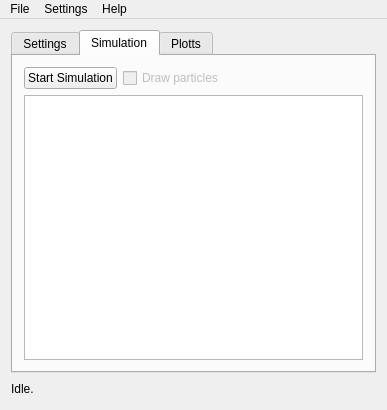
Old version of the form MD/mdmainwin.ui in the repository krikru/MD.
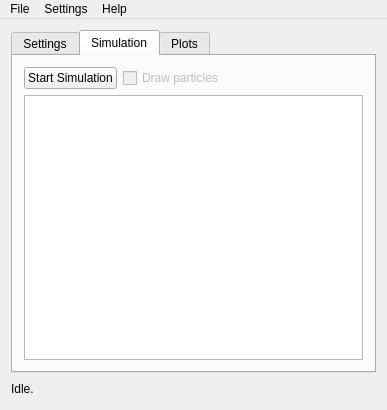
New version of the form.

Commit message: Merged some code into its own function since it is mot necessary to keep it split up. Removed the variable largest_sqr_displacement since it is not needed any more.

```diff
--- a/MD/mdmainwin.ui
+++ b/MD/mdmainwin.ui
@@ -920,7 +920,7 @@
       </widget>
       <widget class="QWidget" name="tab_4">
        <attribute name="title">
-        <string>Plotts</string>
+        <string>Plots</string>
        </attribute>
       </widget>
      </widget>
```
The commit also changes 2 other files.
